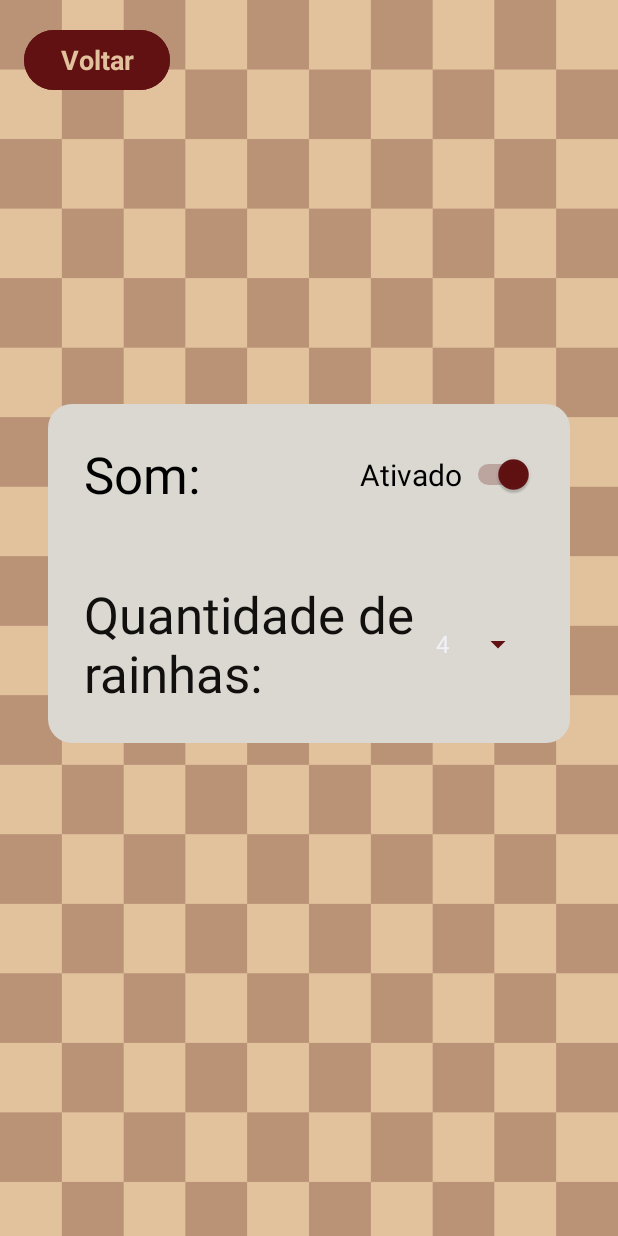
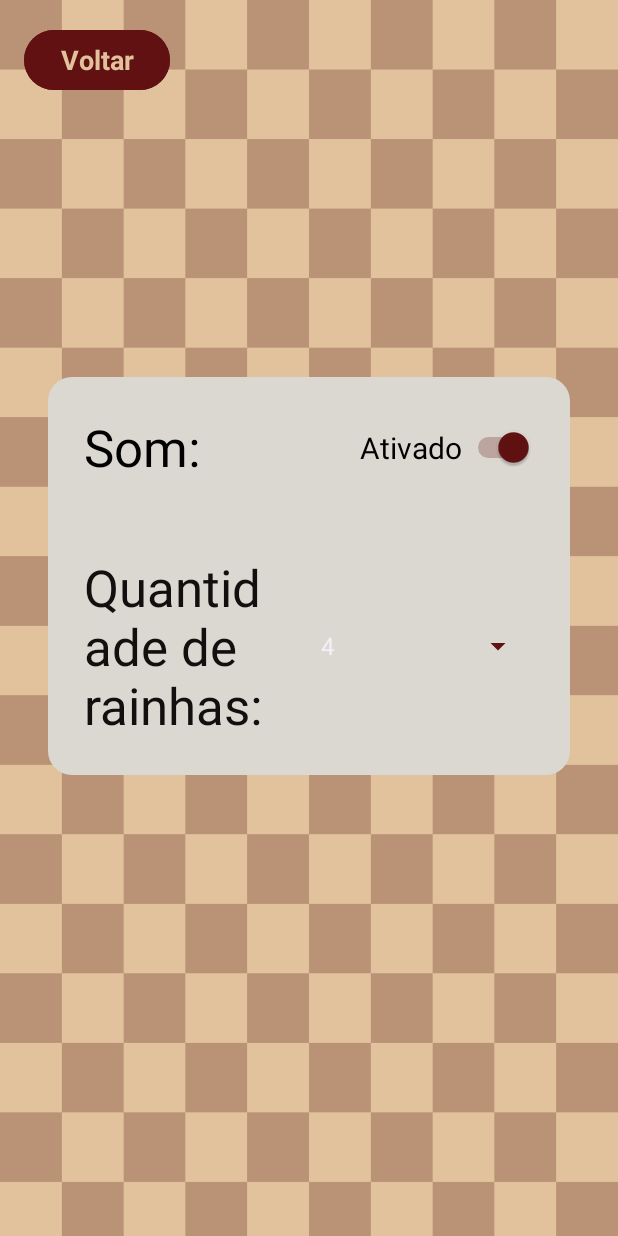
Before and after one commit to anaclpsouza/N-Rainhasv1, an Android app: the TelaConfigs screen opened directly, with no data from a screen before it, on a phone screen of 412 x 824 dp. Run offline under Robolectric (Android 15) with nearby library versions, the phone set to English and light mode, and no system bars; Roboto replaces fonts that are not available here.

Commit message:
correção boba - e última

```diff
--- a/app/src/main/res/layout/activity_tela_configs.xml
+++ b/app/src/main/res/layout/activity_tela_configs.xml
@@ -81,7 +81,7 @@
 
         <Spinner
             android:id="@+id/spQtdRainhas"
-            android:layout_width="wrap_content"
+            android:layout_width="0dp"
             android:layout_height="wrap_content"
             android:backgroundTint="@color/vinho"
             app:layout_constraintBottom_toBottomOf="@+id/textView5"
--- a/app/src/main/res/values/strings.xml
+++ b/app/src/main/res/values/strings.xml
@@ -12,5 +12,5 @@
     <string name="rainhasRestantes">Rainhas restantes: </string>
     <string name="reiniciar">Reiniciar</string>
 
-    <string name="recorde">Recorde:</string>
+    <string name="recorde">Recorde</string>
 </resources>
```
